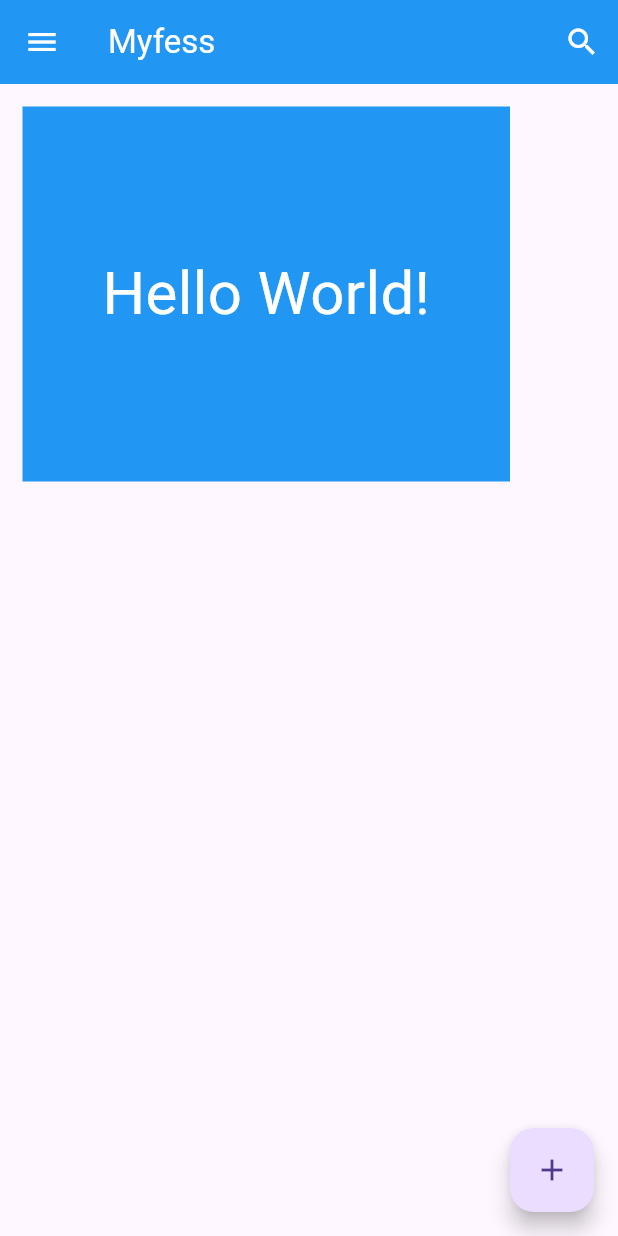
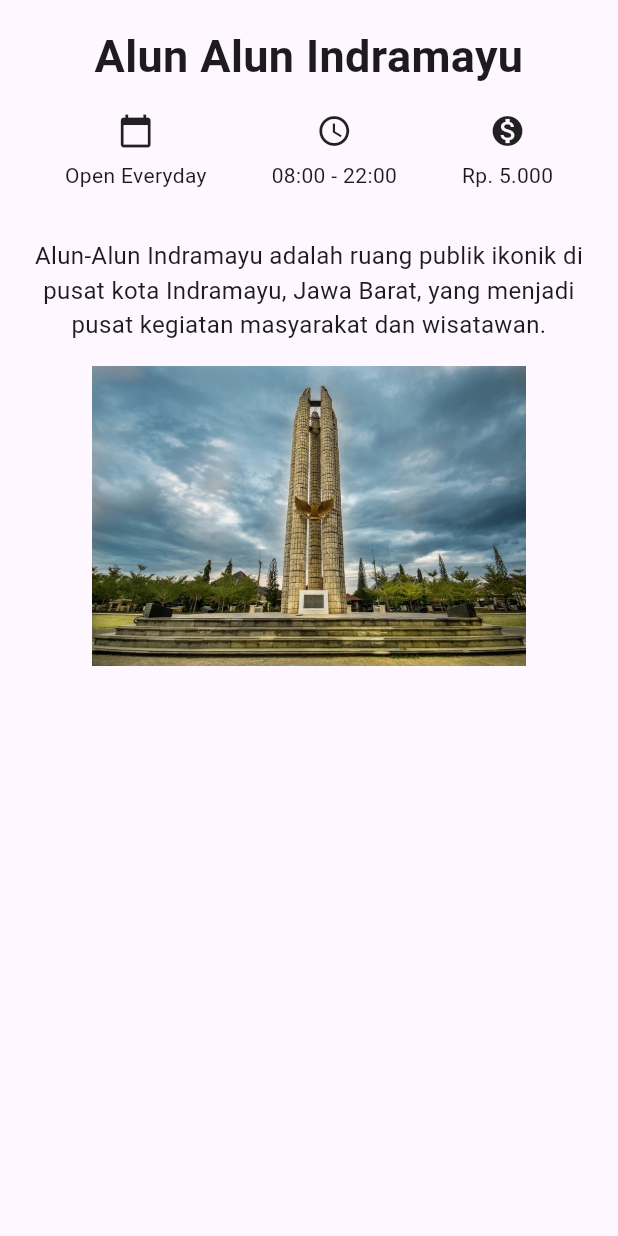
Before and after one commit to anggiimaulana/flutter-dasar-dicoding, a Flutter app: the screen it shows after launch, on a phone screen of 412 x 824 dp. Run offline on Flutter 3.47's test engine with Material 3 defaults, Android fonts, the phone set to English and light mode, and no system bars.

Commit message:
codelab 1

```diff
--- a/lib/main.dart
+++ b/lib/main.dart
@@ -5,62 +5,177 @@ void main() => runApp(const MyApp());
 class MyApp extends StatelessWidget {
   const MyApp({super.key});
 
-  // This widget is the root of your application.
   @override
   Widget build(BuildContext context) {
     return MaterialApp(
-      title: 'Flutter Demo',
-      theme: ThemeData(
-        primarySwatch: Colors.blue,
-      ),
-      home: const FirstScreen(),
+      title: 'Wisata Indramayu',
+      theme: ThemeData(),
+      home: const DetailScreen(),
     );
   }
 }
 
-class FirstScreen extends StatelessWidget {
-  const FirstScreen({super.key});
+class DetailScreen extends StatefulWidget {
+  const DetailScreen({super.key});
+
+  @override
+  _DetailScreenState createState() => _DetailScreenState();
+}
+
+class _DetailScreenState extends State<DetailScreen> {
+  final TextEditingController _controller = TextEditingController();
 
   @override
   Widget build(BuildContext context) {
     return Scaffold(
-      appBar: AppBar(
-        backgroundColor: Colors.blue,
-        title: const Text('Myfess',
-            style: TextStyle(color: Colors.white)),
-        actions: [
-          IconButton(
-            icon: const Icon(
-              Icons.search,
-              color: Colors.white,
+      body: SafeArea(
+        child: Column(
+          crossAxisAlignment: CrossAxisAlignment.stretch,
+          children: <Widget>[
+            Container(
+              margin: const EdgeInsets.only(top: 16.0),
+              child: const Text(
+                'Alun Alun Indramayu',
+                textAlign: TextAlign.center,
+                style: TextStyle(
+                  fontSize: 30.0,
+                  fontWeight: FontWeight.bold,
+                ),
+              ),
             ),
-            onPressed: () {},
-          )
-        ],
-        leading: IconButton(
-          icon: const Icon(
-            Icons.menu,
-            color: Colors.white,
-          ),
-          onPressed: () {},
+            Container(
+              margin: const EdgeInsets.symmetric(vertical: 16.0),
+              child: Row(
+                mainAxisAlignment: MainAxisAlignment.spaceEvenly,
+                children: <Widget>[
+                  const Column(
+                    children: <Widget>[
+                      Icon(Icons.calendar_today),
+                      SizedBox(height: 8.0),
+                      Text('Open Everyday'),
+                    ],
+                  ),
+                  const Column(
+                    children: <Widget>[
+                      Icon(Icons.access_time),
+                      SizedBox(height: 8.0),
+                      Text('08:00 - 22:00'),
+                    ],
+                  ),
+                  const Column(
+                    children: <Widget>[
+                      Icon(Icons.monetization_on),
+                      SizedBox(height: 8.0),
+                      Text('Rp. 5.000'),
+                    ],
+                  ),
+                ],
+              ),
+            ),
+            Container(
+              padding: const EdgeInsets.all(16.0),
+              child: const Text(
+                'Alun-Alun Indramayu adalah ruang publik ikonik di pusat kota Indramayu, Jawa Barat, yang menjadi pusat kegiatan masyarakat dan wisatawan.',
+                textAlign: TextAlign.center,
+                style: TextStyle(fontSize: 16.0),
+              ),
+            ),
+            Image.asset(
+              'images/alun-indramayu.jpg',
+              width: 200,
+              height: 200,
+            ),
+            // TextField(
+            //   controller: _controller,
+            //   decoration: const InputDecoration(
+            //     hintText: 'Write your name here...',
+            //     labelText: 'Your Name',
+            //   ),
+            // ),
+            // const SizedBox(height: 20),
+            // ElevatedButton(
+            //   child: const Text('Submit'),
+            //   onPressed: () {
+            //     showDialog(
+            //         context: context,
+            //         builder: (context) {
+            //           return AlertDialog(
+            //             content: Text('Hello, ${_controller.text}'),
+            //           );
+            //         });
+            //   },
+            // ),
+            // memanggil image online
+            // Image.network(
+            //   'https://th.bing.com/th/id/OIP.D8sFcgRz9JVOkAV7-LBoKgHaFH?rs=1&pid=ImgDetMain',
+            //   width: 200,
+            //   height: 200,
+            // ),
+          ],
         ),
-      ),
-      body: Container(
-          color: Colors.blue,
-          width: 325,
-          height: 250,
-          padding: const EdgeInsets.all(15),
-          margin: const EdgeInsets.all(15),
-          child: const Center(
-            child: Text(
-              'Hello World!',
-              style: TextStyle(fontSize: 40, color: Colors.white),
-            ),
-          )),
-      floatingActionButton: FloatingActionButton(
-        child: const Icon(Icons.add),
-        onPressed: () {},
       ),
     );
   }
+
+  @override
+  void dispose() {
+    _controller.dispose();
+    super.dispose();
+  }
 }
+
+
+
+// class FirstScreen extends StatefulWidget {
+//   const FirstScreen({super.key});
+
+//   @override
+//   _FirstScreenState createState() => _FirstScreenState();
+// }
+
+// class _FirstScreenState extends State<FirstScreen> {
+//   final TextEditingController _controller = TextEditingController();
+
+//   @override
+//   Widget build(BuildContext context) {
+//     return Scaffold(
+//       appBar: AppBar(
+//         title: const Text('First Screen'),
+//       ),
+//       body: Padding(
+//         padding: const EdgeInsets.all(16.0),
+//         child: Column(
+//           children: [
+//             TextField(
+//               controller: _controller,
+//               decoration: const InputDecoration(
+//                 hintText: 'Write your name here...',
+//                 labelText: 'Your Name',
+//               ),
+//             ),
+//             const SizedBox(height: 20),
+//             ElevatedButton(
+//               child: const Text('Submit'),
+//               onPressed: () {
+//                 showDialog(
+//                   context: context,
+//                   builder: (context) {
+//                     return AlertDialog(
+//                       content: Text('Hello, ${_controller.text}'),
+//                     );
+//                   },
+//                 );
+//               },
+//             )
+//           ],
+//         ),
+//       ),
+//     );
+//   }
+
+//   @override
+//   void dispose() {
+//     _controller.dispose();
+//     super.dispose();
+//   }
+// }
```
Also changed, not shown: pubspec.yaml (+3 -5 lines), images/alun-indramayu.jpg (added), images/flutter.jpg (added).
